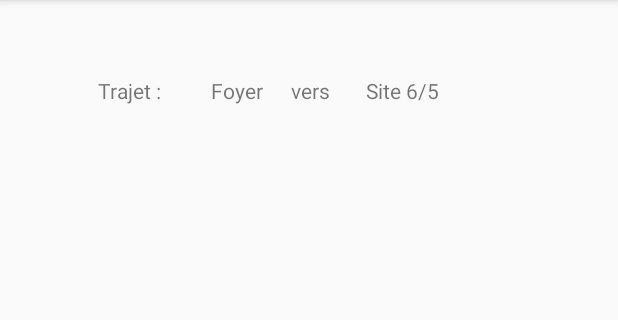
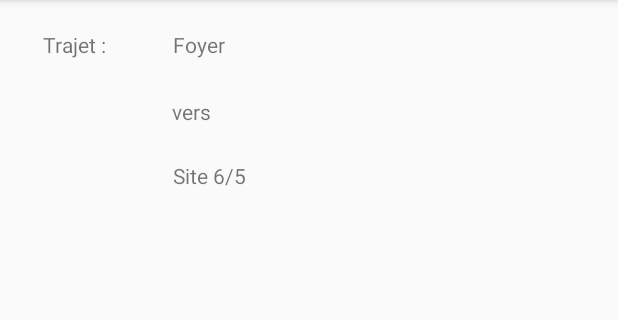
Before and after one commit to catherinegivel/DSmap, an Android app: the screen it shows after launch (MainActivity), on a phone screen of 412 x 824 dp, the part 84-404 px from its top. Run offline under Robolectric (Android 15) with nearby library versions, the phone set to English and light mode, and no system bars.

Commit message:
Texte du trajet (dimanche soir) + ajouts mercredi soir

```diff
--- a/app/build.gradle
+++ b/app/build.gradle
@@ -19,6 +19,10 @@ android {
     }
 }
 
+repositories {
+    mavenCentral()
+}
+
 dependencies {
     compile fileTree(dir: 'libs', include: ['*.jar'])
     androidTestCompile('com.android.support.test.espresso:espresso-core:2.2.2', {
@@ -27,4 +31,7 @@ dependencies {
     compile 'com.android.support:appcompat-v7:25.3.1'
     compile 'com.android.support.constraint:constraint-layout:1.0.2'
     testCompile 'junit:junit:4.12'
+    compile ('com.mapbox.mapboxsdk:mapbox-android-sdk:5.0.2@aar'){
+        transitive=true
+    }
 }
--- a/app/src/main/java/fr/givel/catherine/dsmap/MainActivity.java
+++ b/app/src/main/java/fr/givel/catherine/dsmap/MainActivity.java
@@ -34,6 +34,8 @@ public class MainActivity extends AppCompatActivity {
         TextView textView3 = (TextView) findViewById(R.id.textView3);
         textView3.setText(Arrivee.getNom());
 
+        /*TODO: Afficher la carte ( https://www.mapbox.com/android-sdk )
+            Bon courage ! */
     }
 
 }
--- a/app/src/main/res/layout/activity_main.xml
+++ b/app/src/main/res/layout/activity_main.xml
@@ -4,7 +4,9 @@
     xmlns:tools="http://schemas.android.com/tools"
     android:layout_width="match_parent"
     android:layout_height="match_parent"
-    tools:context="fr.givel.catherine.dsmap.MainActivity">
+    tools:context="fr.givel.catherine.dsmap.MainActivity"
+
+    >
 
     <TextView
         android:id="@+id/textView4"
@@ -16,11 +18,11 @@
         android:layout_marginTop="8dp"
         android:text="@string/to"
         app:layout_constraintBottom_toBottomOf="parent"
-        app:layout_constraintHorizontal_bias="0.508"
+        app:layout_constraintHorizontal_bias="0.292"
         app:layout_constraintLeft_toLeftOf="parent"
         app:layout_constraintRight_toRightOf="parent"
         app:layout_constraintTop_toTopOf="parent"
-        app:layout_constraintVertical_bias="0.058" />
+        app:layout_constraintVertical_bias="0.077" />
 
     <TextView
         android:id="@+id/textView3"
@@ -35,8 +37,8 @@
         app:layout_constraintRight_toRightOf="parent"
         android:layout_marginLeft="8dp"
         app:layout_constraintLeft_toLeftOf="parent"
-        app:layout_constraintHorizontal_bias="0.682"
-        app:layout_constraintVertical_bias="0.058" />
+        app:layout_constraintHorizontal_bias="0.311"
+        app:layout_constraintVertical_bias="0.136" />
 
     <TextView
         android:id="@+id/depart"
@@ -51,8 +53,8 @@
         app:layout_constraintLeft_toLeftOf="parent"
         android:layout_marginRight="8dp"
         app:layout_constraintRight_toRightOf="parent"
-        app:layout_constraintHorizontal_bias="0.383"
-        app:layout_constraintVertical_bias="0.058" />
+        app:layout_constraintHorizontal_bias="0.311"
+        app:layout_constraintVertical_bias="0.016" />
 
     <TextView
         android:id="@+id/textView"
@@ -67,7 +69,7 @@
         app:layout_constraintLeft_toLeftOf="parent"
         android:layout_marginRight="8dp"
         app:layout_constraintRight_toRightOf="parent"
-        app:layout_constraintHorizontal_bias="0.166"
-        app:layout_constraintVertical_bias="0.058" />
+        app:layout_constraintHorizontal_bias="0.059"
+        app:layout_constraintVertical_bias="0.016" />
 
 </android.support.constraint.ConstraintLayout>
```
